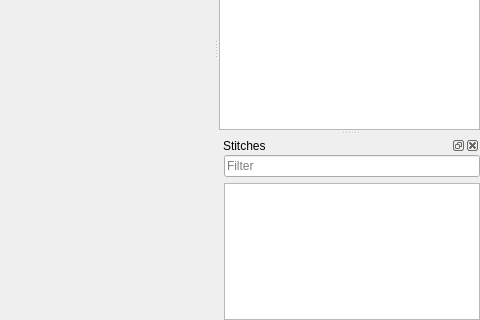
Above: src/mainwindow.ui from iPenguin/CrochetCharts before the change; both pictures show x 565 to 1045 and y 272 to 592 of the 1045 by 592 pixel window. Below: the same form after it.
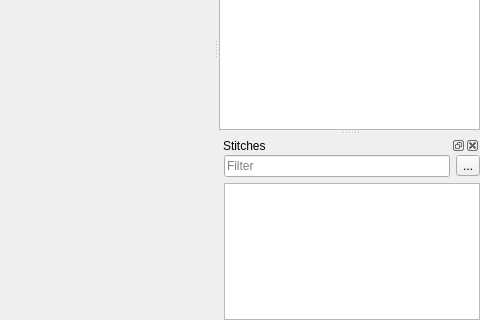
That is the form after the change. Icons and pictures are not drawn. Custom widgets are drawn as their Qt base class.

Commit message: Refs #241 - add clear button to st palette filter

The edit to the form file:
```diff
--- a/src/mainwindow.ui
+++ b/src/mainwindow.ui
@@ -638,6 +638,17 @@
          </property>
         </widget>
        </item>
+       <item>
+        <widget class="QToolButton" name="clearBttn">
+         <property name="text">
+          <string>...</string>
+         </property>
+         <property name="icon">
+          <iconset resource="../crochet.qrc">
+           <normaloff>:/images/clear.svg</normaloff>:/images/clear.svg</iconset>
+         </property>
+        </widget>
+       </item>
       </layout>
      </item>
      <item>
```
Left out of the diff: 2 changed lines with no effect on the pictures. The commit also changes 4 other files.
